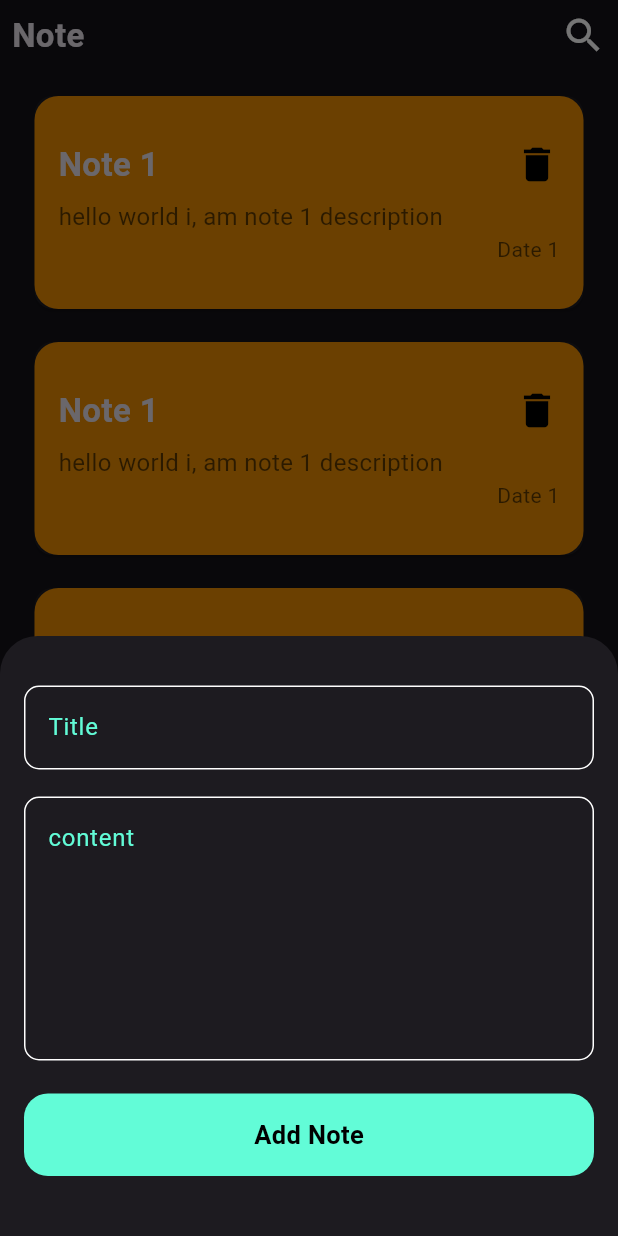
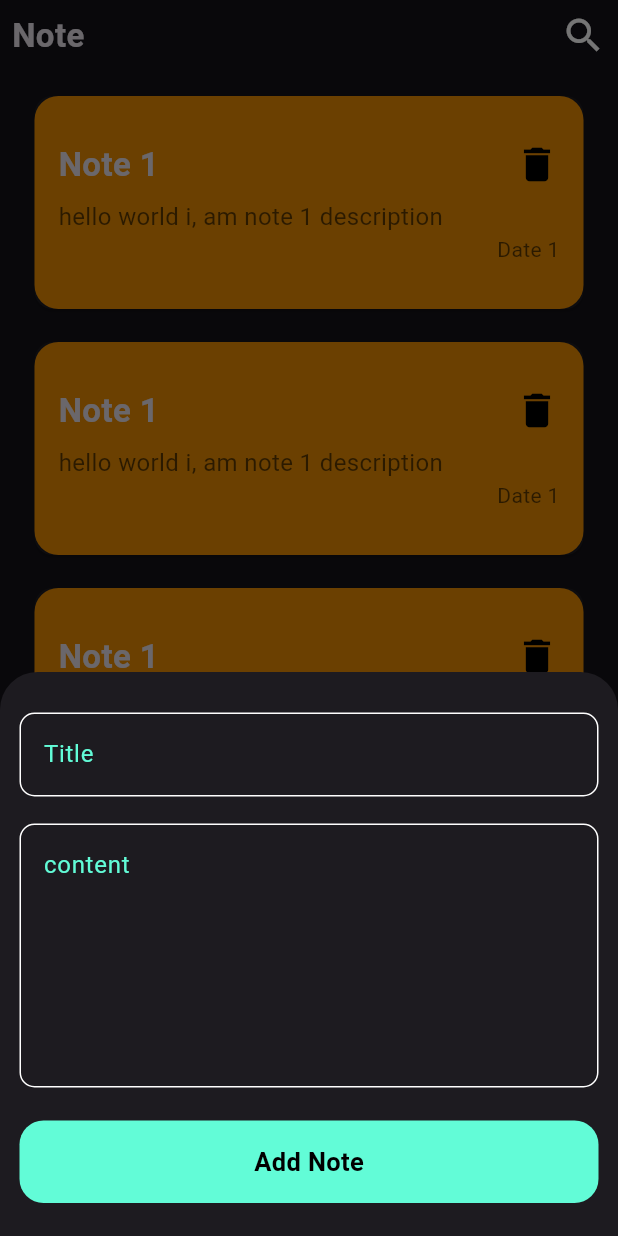
Before and after one commit to mohamed-Abd-Alazeem-Hussein-Rateb/note-app1, a Flutter app: the screen it shows after launch, after a tap on the "add" icon, on a phone screen of 412 x 824 dp. Run offline on Flutter 3.47's test engine with Material 3 defaults, Android fonts, the phone set to English and light mode, and no system bars; our stand-ins replace bloc, flutter_bloc, hive, hive_flutter; accounts and stored records are empty.

Commit message:
refactor bottom sheet

```diff
--- a/lib/views/notes_app.dart
+++ b/lib/views/notes_app.dart
@@ -12,6 +12,7 @@ class NoteView extends StatelessWidget {
         backgroundColor: Colors.blue,
         onPressed: () {
           showModalBottomSheet(
+            isScrollControlled: true,// to make the bottom sheet scrollable
             shape: const RoundedRectangleBorder(
               borderRadius: BorderRadius.vertical(top: Radius.circular(25.0)),
             ),
--- a/lib/widgets/note_bottom_sheet.dart
+++ b/lib/widgets/note_bottom_sheet.dart
@@ -13,8 +13,11 @@ class NoteBottomSheet extends StatelessWidget {
     return BlocProvider(
       create: (context) => AddnoteCubit(),
       child: Padding(
-        padding:const EdgeInsets.symmetric(vertical: 18.0, horizontal: 16.0),
-        child: SingleChildScrollView(
+        padding: EdgeInsets.only(left: 13,right: 13,top: 12,
+        bottom: MediaQuery.of(context).viewInsets.bottom),
+
+
+
           child: BlocConsumer<AddnoteCubit, AddnoteState>(
             listener: (context, state) {
               if (state is AddNoteLoading) {
@@ -32,11 +35,11 @@ class NoteBottomSheet extends StatelessWidget {
             },
             builder: (context, state) {
               return  AbsorbPointer(
-                absorbing: state is AddNoteLoading ? true : false,
-                child:const  AddValditeBotttomSheet());
+                absorbing: state is AddNoteLoading ? true : false,//to make the ui unable to interact with the user
+                child:const SingleChildScrollView(child:   AddValditeBotttomSheet()));
             },
           ),
-        ),
+
       ),
     );
   }
```
